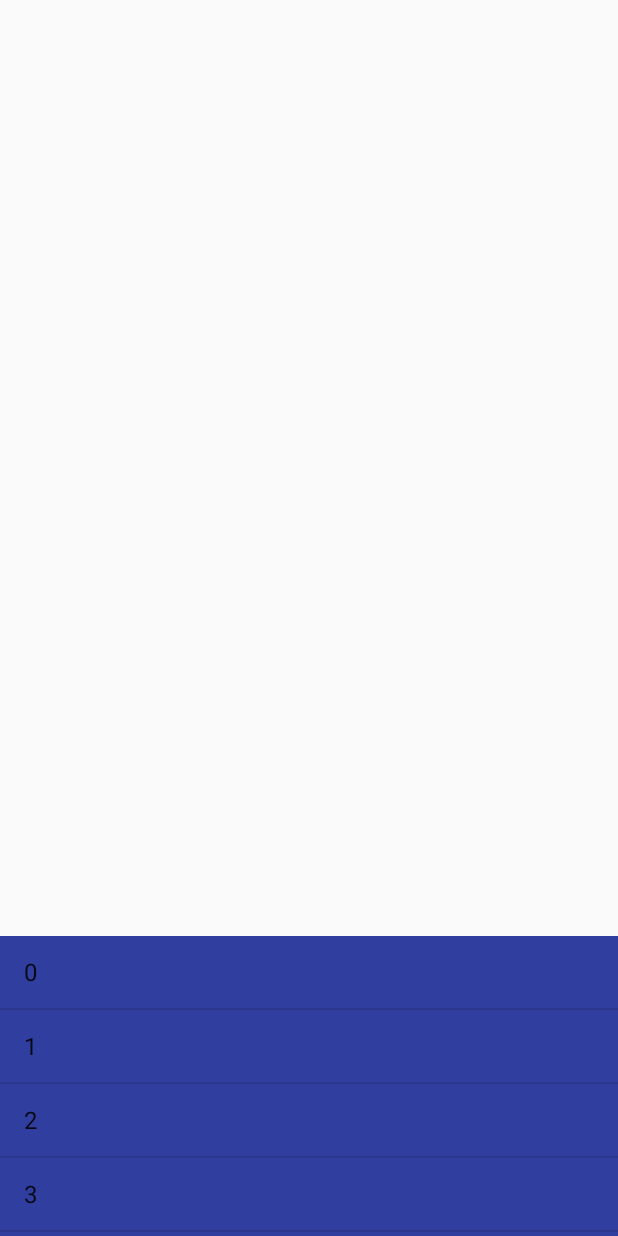
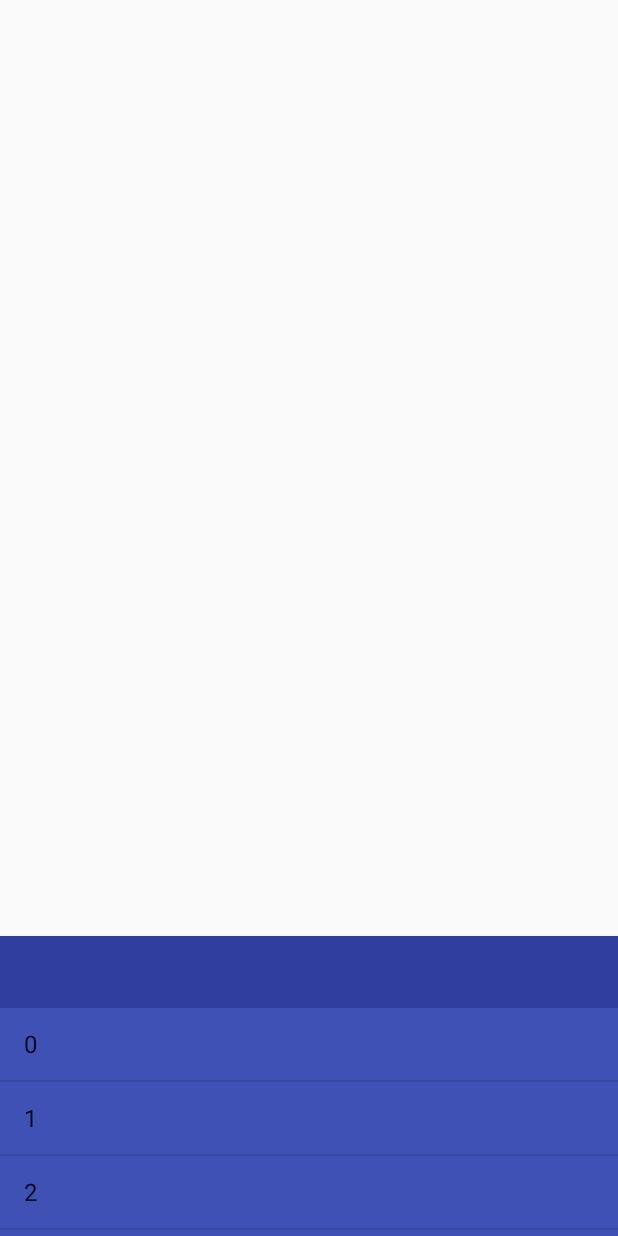
Before and after one commit to chanthuang/ChantTest, an Android app: the screen it shows after launch (TouchEventActivity), on a phone screen of 412 x 824 dp. Run offline under Robolectric (Android 15) with nearby library versions, the phone set to English and light mode, and no system bars.

Commit message:
拖动时限制子View的最大高度和最小高度

```diff
--- a/app/src/main/java/com/chant/chanttest/nestedscroll/touchevent/DragOrScrollParentView.java
+++ b/app/src/main/java/com/chant/chanttest/nestedscroll/touchevent/DragOrScrollParentView.java
@@ -1,18 +1,18 @@
 package com.chant.chanttest.nestedscroll.touchevent;
 
 import android.content.Context;
-import android.graphics.Rect;
 import android.util.AttributeSet;
 import android.view.MotionEvent;
 import android.view.VelocityTracker;
 import android.view.View;
 import android.view.ViewConfiguration;
-import android.view.ViewGroup;
-import android.widget.Scroller;
+import android.widget.FrameLayout;
 
-public class DragOrScrollParentView extends ViewGroup {
+public class DragOrScrollParentView extends FrameLayout {
 
     private View mChildView;
+    private DraggableChild mDraggableChild;
+    private int mChildMaxHeight = -1; // -1表示最大是MATCH_PARENT
 
     public DragOrScrollParentView(Context context) {
         super(context);
@@ -29,19 +29,25 @@ public class DragOrScrollParentView extends ViewGroup {
     private void ensureChild() {
         if (mChildView == null) {
             mChildView = getChildAt(0);
+            if (mChildView instanceof DraggableChild) {
+                mDraggableChild = (DraggableChild) mChildView;
+            }
+            if (mChildView == null || mDraggableChild == null) {
+                throw new RuntimeException("没有子View或子View没有实现DraggableChild接口");
+            }
         }
     }
 
     @Override
     protected void onMeasure(int widthMeasureSpec, int heightMeasureSpec) {
+        ensureChild();
         super.onMeasure(widthMeasureSpec, heightMeasureSpec);
-        ensureChild();
-        measureChild(mChildView, widthMeasureSpec, heightMeasureSpec);
     }
 
-    @Override
-    protected void onLayout(boolean changed, int l, int t, int r, int b) {
-        mChildView.layout(0, b - mChildView.getMeasuredHeight(), mChildView.getMeasuredWidth(), b);
+    public interface DraggableChild {
+        boolean isDraggable(int x, int y);
+
+        int dragMinHeight();
     }
 
     private float mDownY;
@@ -54,9 +60,7 @@ public class DragOrScrollParentView extends ViewGroup {
             case MotionEvent.ACTION_DOWN:
                 mDownY = ev.getY();
                 mLastY = ev.getY();
-                mIsDragging = !isEventInsideChild(ev);
-                // 防止滚动过程中又触发新的滚动，会前后冲突
-                mScroller.forceFinished(true);
+                mIsDragging = mDraggableChild.isDraggable((int) ev.getX() - mChildView.getLeft(), (int) ev.getY() - mChildView.getTop());
                 break;
             case MotionEvent.ACTION_MOVE:
                 break;
@@ -65,13 +69,6 @@ public class DragOrScrollParentView extends ViewGroup {
         }
 //        return super.onInterceptTouchEvent(ev);
         return mIsDragging;
-    }
-
-    private boolean isEventInsideChild(MotionEvent ev) {
-        Rect childRect = new Rect();
-        childRect.set(0, 0, mChildView.getWidth(), mChildView.getHeight());
-        this.offsetDescendantRectToMyCoords(mChildView, childRect);
-        return childRect.contains((int) ev.getX(), (int) ev.getY());
     }
 
     @Override
@@ -98,21 +95,26 @@ public class DragOrScrollParentView extends ViewGroup {
 
     private void drag(MotionEvent event) {
         float dy = event.getY() - mLastY;
+        int newChildHeight = (int) (mChildView.getHeight() - dy);
+        setChildHeight(newChildHeight);
         if (dy < 0) {
             // 往上
-            setChildHeight((int) (mChildView.getHeight() - dy));
         } else {
             // 往下
-            setChildHeight((int) (mChildView.getHeight() - dy));
         }
         mLastY = event.getY();
     }
 
     private void setChildHeight(int height) {
-        if (height >= 0) {
-            mChildView.getLayoutParams().height = height;
-            mChildView.setLayoutParams(mChildView.getLayoutParams());
+        height = Math.max(height, mDraggableChild.dragMinHeight());
+        if (mChildMaxHeight == -1) {
+            // MATCH_PARENT
+            height = Math.min(height, this.getHeight());
+        } else {
+            height = Math.min(height, mChildMaxHeight);
         }
+        mChildView.getLayoutParams().height = height;
+        mChildView.setLayoutParams(mChildView.getLayoutParams());
     }
 
     private void stopDrag() {
@@ -124,7 +126,6 @@ public class DragOrScrollParentView extends ViewGroup {
             mVelocityTracker.computeCurrentVelocity(1000,
                     ViewConfiguration.get(getContext()).getScaledMaximumFlingVelocity());
             float vy = mVelocityTracker.getYVelocity();
-            mScroller.fling(0, mChildView.getTop(), 0, (int) vy, 0, 0, 0, this.getHeight());
         }
     }
 
@@ -145,15 +146,4 @@ public class DragOrScrollParentView extends ViewGroup {
         }
     }
 
-    private Scroller mScroller = new Scroller(getContext());
-
-    @Override
-    public void computeScroll() {
-        if (mScroller.computeScrollOffset()) {
-            int currentY = mScroller.getCurrY();
-            int childHeight = getHeight() - currentY;
-            setChildHeight(childHeight);
-            invalidate();
-        }
-    }
 }
--- /dev/null
+++ b/app/src/main/java/com/chant/chanttest/nestedscroll/touchevent/DraggableChildView.java
@@ -0,0 +1,46 @@
+package com.chant.chanttest.nestedscroll.touchevent;
+
+import android.content.Context;
+import android.graphics.Rect;
+import android.util.AttributeSet;
+import android.view.View;
+import android.widget.LinearLayout;
+
+import com.chant.chanttest.R;
+import com.chant.chanttest.util.QMUIDisplayHelper;
+
+public class DraggableChildView extends LinearLayout implements DragOrScrollParentView.DraggableChild {
+
+    private View mHeaderView;
+
+    public DraggableChildView(Context context) {
+        super(context);
+    }
+
+    public DraggableChildView(Context context, AttributeSet attrs) {
+        super(context, attrs);
+    }
+
+    public DraggableChildView(Context context, AttributeSet attrs, int defStyleAttr) {
+        super(context, attrs, defStyleAttr);
+    }
+
+    @Override
+    protected void onFinishInflate() {
+        super.onFinishInflate();
+        mHeaderView = findViewById(R.id.panel_header);
+    }
+
+    @Override
+    public boolean isDraggable(int x, int y) {
+        Rect rect = new Rect();// 可以改成成员变量
+        rect.set(0, 0, mHeaderView.getWidth(), mHeaderView.getHeight());
+        offsetDescendantRectToMyCoords(mHeaderView, rect);
+        return rect.contains(x, y);
+    }
+
+    @Override
+    public int dragMinHeight() {
+        return mHeaderView.getHeight() + QMUIDisplayHelper.dpToPx(152);
+    }
+}
--- a/app/src/main/res/layout/activity_touch_event.xml
+++ b/app/src/main/res/layout/activity_touch_event.xml
@@ -4,10 +4,25 @@
     android:layout_width="match_parent"
     android:layout_height="match_parent">
 
-    <ListView
-        android:id="@+id/testListView"
+    <com.chant.chanttest.nestedscroll.touchevent.DraggableChildView
         android:layout_width="match_parent"
         android:layout_height="200dp"
-        android:background="@color/colorPrimaryDark"/>
+        android:layout_gravity="bottom"
+        android:orientation="vertical">
+
+        <View
+            android:id="@+id/panel_header"
+            android:layout_width="match_parent"
+            android:layout_height="48dp"
+            android:background="@color/colorPrimaryDark"/>
+
+        <ListView
+            android:id="@+id/testListView"
+            android:layout_width="match_parent"
+            android:layout_height="0dp"
+            android:layout_weight="1"
+            android:background="@color/colorPrimary"/>
+
+    </com.chant.chanttest.nestedscroll.touchevent.DraggableChildView>
 
 </com.chant.chanttest.nestedscroll.touchevent.DragOrScrollParentView>
```
